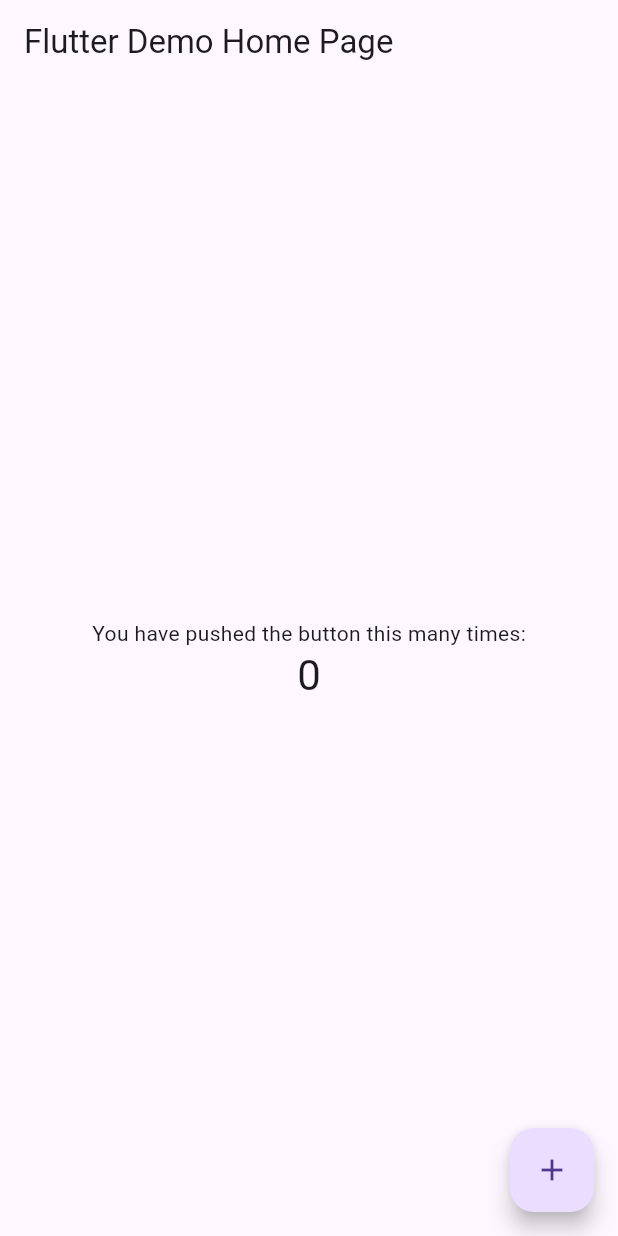
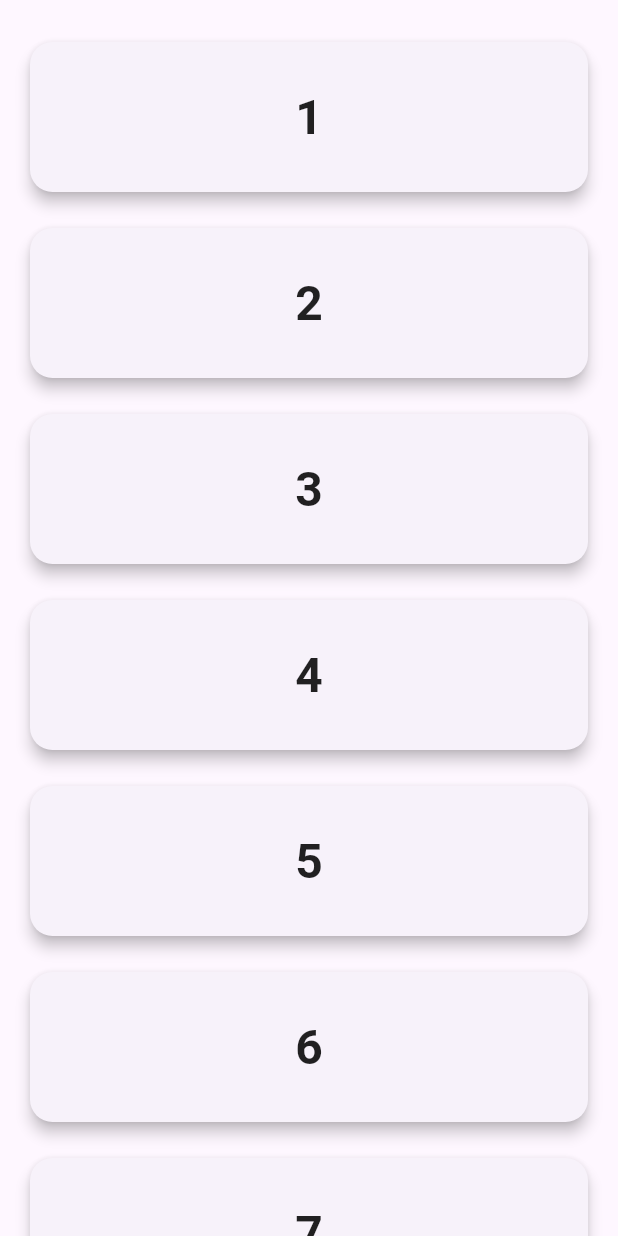
Before and after one commit to mboetger/test-add-to-app, a Flutter app: the screen it shows after launch, on a phone screen of 412 x 824 dp. Run offline on Flutter 3.47's test engine with Material 3 defaults, Android fonts, the phone set to English and light mode, and no system bars.

Commit message:
Add touch event interception and send to FlutterViews

```diff
--- a/flutter_module/lib/main.dart
+++ b/flutter_module/lib/main.dart
@@ -5,106 +5,63 @@ void main() => runApp(const MyApp());
 class MyApp extends StatelessWidget {
   const MyApp({super.key});
 
-  // This widget is the root of your application.
   @override
-  Widget build(BuildContext context) {
-    return MaterialApp(
-      title: 'Flutter Demo',
-      theme: ThemeData(
-        // This is the theme of your application.
-        //
-        // Try running your application with "flutter run". You'll see the
-        // application has a blue toolbar. Then, without quitting the app, try
-        // changing the primarySwatch below to Colors.green and then invoke
-        // "hot reload" (press "r" in the console where you ran "flutter run",
-        // or press Run > Flutter Hot Reload in a Flutter IDE). Notice that the
-        // counter didn't reset back to zero; the application is not restarted.
-        primarySwatch: Colors.blue,
-      ),
-      home: const MyHomePage(title: 'Flutter Demo Home Page'),
-    );
-  }
+  Widget build(BuildContext context) =>
+      MaterialApp(home: Scaffold(body: CardList()));
 }
 
-class MyHomePage extends StatefulWidget {
-  const MyHomePage({super.key, required this.title});
-
-  // This widget is the home page of your application. It is stateful, meaning
-  // that it has a State object (defined below) that contains fields that affect
-  // how it looks.
-
-  // This class is the configuration for the state. It holds the values (in this
-  // case the title) provided by the parent (in this case the App widget) and
-  // used by the build method of the State. Fields in a Widget subclass are
-  // always marked "final".
-
-  final String title;
-
-  @override
-  State<MyHomePage> createState() => _MyHomePageState();
-}
-
-class _MyHomePageState extends State<MyHomePage> {
-  int _counter = 0;
-
-  void _incrementCounter() {
-    setState(() {
-      // This call to setState tells the Flutter framework that something has
-      // changed in this State, which causes it to rerun the build method below
-      // so that the display can reflect the updated values. If we changed
-      // _counter without calling setState(), then the build method would not be
-      // called again, and so nothing would appear to happen.
-      _counter++;
-    });
-  }
+class CardList extends StatelessWidget {
+  final List<int> numbers = List.generate(31, (index) => index + 1);
 
   @override
   Widget build(BuildContext context) {
-    // This method is rerun every time setState is called, for instance as done
-    // by the _incrementCounter method above.
-    //
-    // The Flutter framework has been optimized to make rerunning build methods
-    // fast, so that you can just rebuild anything that needs updating rather
-    // than having to individually change instances of widgets.
-    return Scaffold(
-      appBar: AppBar(
-        // Here we take the value from the MyHomePage object that was created by
-        // the App.build method, and use it to set our appbar title.
-        title: Text(widget.title),
-      ),
-      body: Center(
-        // Center is a layout widget. It takes a single child and positions it
-        // in the middle of the parent.
-        child: Column(
-          // Column is also a layout widget. It takes a list of children and
-          // arranges them vertically. By default, it sizes itself to fit its
-          // children horizontally, and tries to be as tall as its parent.
-          //
-          // Invoke "debug painting" (press "p" in the console, choose the
-          // "Toggle Debug Paint" action from the Flutter Inspector in Android
-          // Studio, or the "Toggle Debug Paint" command in Visual Studio Code)
-          // to see the wireframe for each widget.
-          //
-          // Column has various properties to control how it sizes itself and
-          // how it positions its children. Here we use mainAxisAlignment to
-          // center the children vertically; the main axis here is the vertical
-          // axis because Columns are vertical (the cross axis would be
-          // horizontal).
-          mainAxisAlignment: MainAxisAlignment.center,
-          children: <Widget>[
-            const Text('You have pushed the button this many times:'),
-            Text(
-              '$_counter',
-              style: Theme.of(context).textTheme.headlineMedium,
+    return NotificationListener<ScrollNotification>(
+        onNotification: (scrollNotification) {
+          // Log the type of notification
+          print('ScrollNotification: ${scrollNotification.runtimeType}');
+          // Log the scroll metrics
+          if (scrollNotification is ScrollUpdateNotification) {
+            // Specific details for scroll updates
+            print('  - Pixels: ${scrollNotification.metrics.pixels.toStringAsFixed(2)}');
+            print('  - Scroll Delta: ${scrollNotification.scrollDelta?.toStringAsFixed(2)}');
+          } else if (scrollNotification is ScrollEndNotification) {
+            // Specific details for scroll end
+            print('  - Drag Details: ${scrollNotification.dragDetails}');
+        }
+        // Return false to allow the notification to continue to bubble up.
+        // Returning true would stop it here.
+        return false;
+    },
+    child: ListView.builder(
+      hitTestBehavior: HitTestBehavior.translucent,
+      padding: EdgeInsets.all(16.0),
+      itemCount: numbers.length,
+      itemBuilder: (BuildContext context, int index) {
+        final number = numbers[index];
+
+        return Padding(
+          padding: const EdgeInsets.symmetric(vertical: 8.0),
+          child: Card(
+            elevation: 4.0,
+            shape: RoundedRectangleBorder(
+              borderRadius: BorderRadius.circular(15.0),
             ),
-          ],
-        ),
-      ),
-      floatingActionButton: FloatingActionButton(
-        onPressed: _incrementCounter,
-        tooltip: 'Increment',
-        child: const Icon(Icons.add),
-      ), // This trailing comma makes auto-formatting nicer for build methods.
-    );
+            child: Container(
+              height: 100,
+              width: double.infinity,
+              alignment: Alignment.center,
+              child: Text(
+                '$number',
+                style: TextStyle(
+                  fontSize: 32,
+                  fontWeight: FontWeight.bold,
+                  color: Colors.black87,
+                ),
+              ),
+            ),
+          ),
+        );
+      },
+    ));
   }
 }
```
Also changed, not shown: 1 other file.
